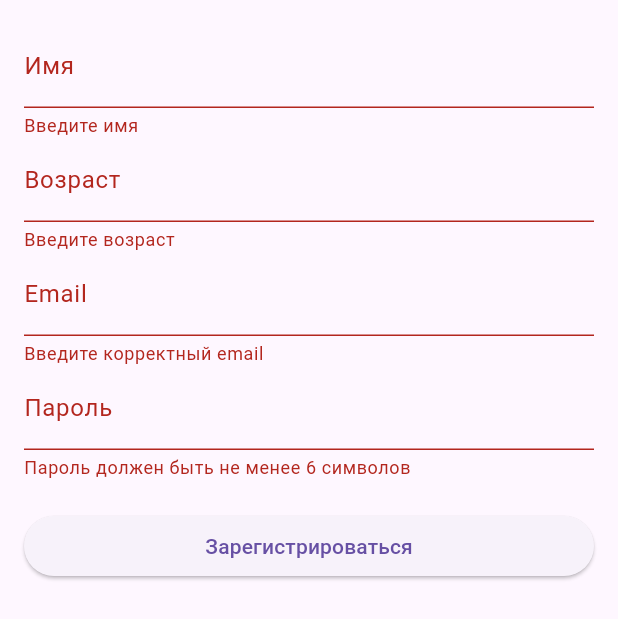
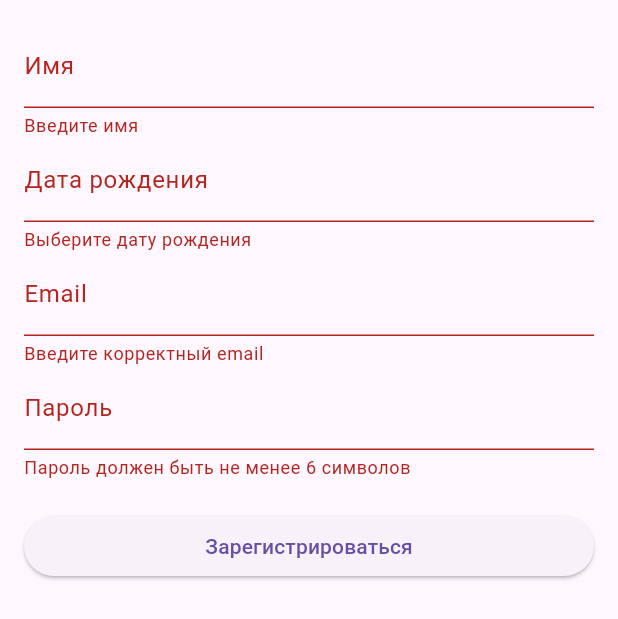
Before and after one commit to Leningram/events_plan, a Flutter app: the screen it shows after launch, after a tap on "Зарегистрироваться", on a phone screen of 412 x 824 dp. Shown: the top 619 px of the screen. Run offline on Flutter 3.47's test engine with Material 3 defaults, Android fonts, the light colour scheme and no system bars.

Commit message:
datepicker added

```diff
--- a/lib/presentation/pages/auth/registration_screen.dart
+++ b/lib/presentation/pages/auth/registration_screen.dart
@@ -1,4 +1,5 @@
 import 'package:flutter/material.dart';
+import 'package:intl/intl.dart';
 
 class RegistrationScreen extends StatefulWidget {
   const RegistrationScreen({super.key});
@@ -10,7 +11,25 @@ class RegistrationScreen extends StatefulWidget {
 class _RegistrationScreenState extends State<RegistrationScreen> {
   final _formKey = GlobalKey<FormState>();
   late String _name, _email, _password, _photoUrl;
-  late int _age;
+  DateTime? _birthDate;
+  final DateFormat _dateFormat = DateFormat('yyyy-MM-dd');
+  final TextEditingController __birthDateController = TextEditingController();
+  // Метод для выбора даты
+  Future<void> _selectDate(BuildContext context) async {
+    final DateTime? picked = await showDatePicker(
+      context: context,
+      initialDate: DateTime(2000), // Начальная дата
+      firstDate: DateTime(1900), // Самая ранняя дата
+      lastDate: DateTime.now(), // Самая поздняя дата
+    );
+    if (picked != null && picked != _birthDate) {
+      setState(() {
+        _birthDate = picked;
+        __birthDateController.text = _dateFormat.format(_birthDate!);
+      });
+    }
+  }
+
 // Метод для регистрации
   void _register() async {
     if (_formKey.currentState!.validate()) {
@@ -36,16 +55,21 @@ class _RegistrationScreenState extends State<RegistrationScreen> {
             },
             // onSaved: (value) => _name = value,
           ),
-          TextFormField(
-            decoration: const InputDecoration(labelText: 'Возраст'),
-            keyboardType: TextInputType.number,
-            validator: (value) {
-              if (value == null || value.isEmpty) {
-                return 'Введите возраст';
-              }
-              return null;
-            },
-            onSaved: (value) => _age = int.parse(value!),
+          GestureDetector(
+            onTap: () => _selectDate(context),
+            child: AbsorbPointer(
+              child: TextFormField(
+                controller: __birthDateController,
+                decoration: InputDecoration(
+                  labelText: 'Дата рождения',
+                  hintText: _birthDate == null
+                      ? 'Выберите дату'
+                      : _dateFormat.format(_birthDate!),
+                ),
+                validator: (value) =>
+                    _birthDate == null ? 'Выберите дату рождения' : null,
+              ),
+            ),
           ),
           TextFormField(
             decoration: const InputDecoration(labelText: 'Email'),
--- a/pubspec.yaml
+++ b/pubspec.yaml
@@ -9,6 +9,7 @@ environment:
 dependencies:
   flutter:
     sdk: flutter
+  intl: ^0.19.0
 
 dev_dependencies:
   flutter_test:
```
Also changed, not shown: pubspec.lock.
